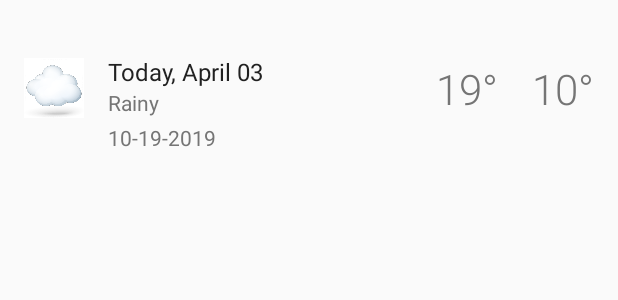
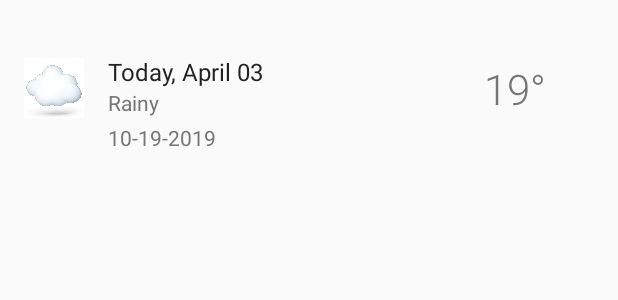
Before and after one commit to Shady-Selim/aad-team-10-animation-challenge, an Android app: the layout list_item_forecast.xml on its own in the app's theme, with its tools: preview values and no code run, on a phone screen of 412 x 824 dp. Shown: the top 300 px of the screen. Run offline under Robolectric (Android 15) with nearby library versions, the phone set to English and light mode, and no system bars; Roboto replaces fonts that are not available here.

```diff
--- a/app/src/main/res/layout/list_item_forecast.xml
+++ b/app/src/main/res/layout/list_item_forecast.xml
@@ -58,27 +58,14 @@
         android:id="@+id/tv_high_temperature"
         android:layout_width="wrap_content"
         android:layout_height="wrap_content"
-        android:layout_marginRight="4dp"
+        android:layout_marginEnd="32dp"
         android:fontFamily="sans-serif-light"
         android:textColor="@color/secondary_text"
         android:textSize="@dimen/forecast_text_size"
         app:layout_constraintBottom_toTopOf="@+id/guideline"
-        app:layout_constraintRight_toLeftOf="@+id/tv_low_temperature"
+        app:layout_constraintEnd_toEndOf="parent"
         app:layout_constraintTop_toTopOf="@+id/guideline"
         tools:text="19\u00b0" />
-
-    <TextView
-        android:id="@+id/tv_low_temperature"
-        android:layout_width="60dp"
-        android:layout_height="wrap_content"
-        android:fontFamily="sans-serif-light"
-        android:gravity="end"
-        android:textSize="@dimen/forecast_text_size"
-        app:layout_constraintBottom_toBottomOf="@+id/guideline"
-        app:layout_constraintRight_toRightOf="parent"
-        app:layout_constraintTop_toTopOf="@+id/guideline"
-        tools:text="10\u00b0"
-        android:textColor="@color/secondary_text"/>
 
     <TextView
         android:id="@+id/tv_date_time_id"
@@ -95,6 +82,6 @@
         android:layout_width="wrap_content"
         android:layout_height="wrap_content"
         android:orientation="horizontal"
-        app:layout_constraintGuide_percent="0.5"/>
+        app:layout_constraintGuide_percent="0.5" />
 
 </androidx.constraintlayout.widget.ConstraintLayout>
```
Also changed, not shown: app/src/main/java/com/aad/alc4/team10/animatedweatherapp/ui/main/forecast_Screen/CityForecastAdapter.kt (+10 -14 lines), app/src/main/res/layout/list_item_forecast_today.xml (+0 -12 lines).
